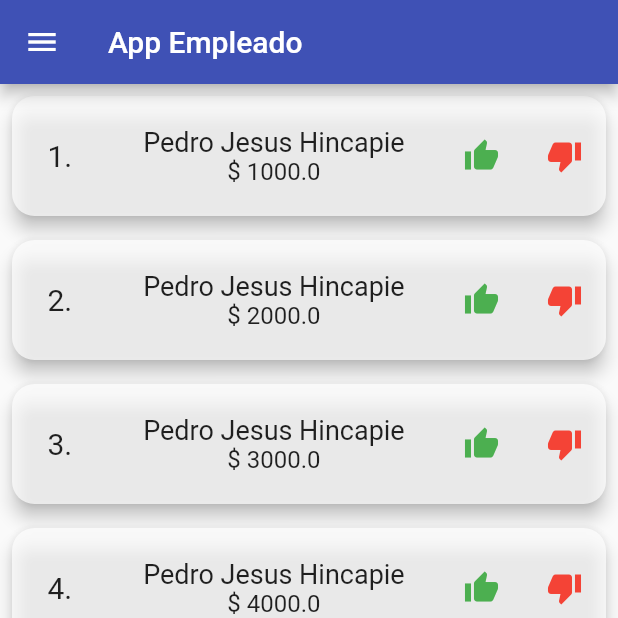
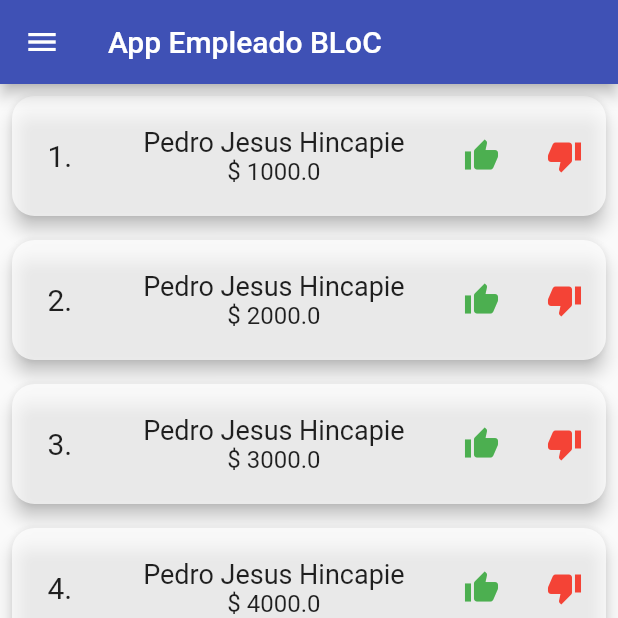
Before and after one commit to PedroHincapie/patron_bloc, a Flutter app: the screen it shows after launch, on a phone screen of 412 x 824 dp, the top half of it. Run offline on Flutter 3.47's test engine with Material 2 defaults, Android fonts, the phone set to English and light mode, and no system bars.

Commit message:
Update home_page.dart

```diff
--- a/lib/empleado/ui/screens/home_page.dart
+++ b/lib/empleado/ui/screens/home_page.dart
@@ -40,7 +40,7 @@ class _HomePageState extends State<HomePage> {
         ),
       ),
       appBar: AppBar(
-        title: Text('App Empleado'),
+        title: Text('App Empleado BLoC'),
       ),
       body: Container(
         child: StreamBuilder<List<Empleado>>(
```
